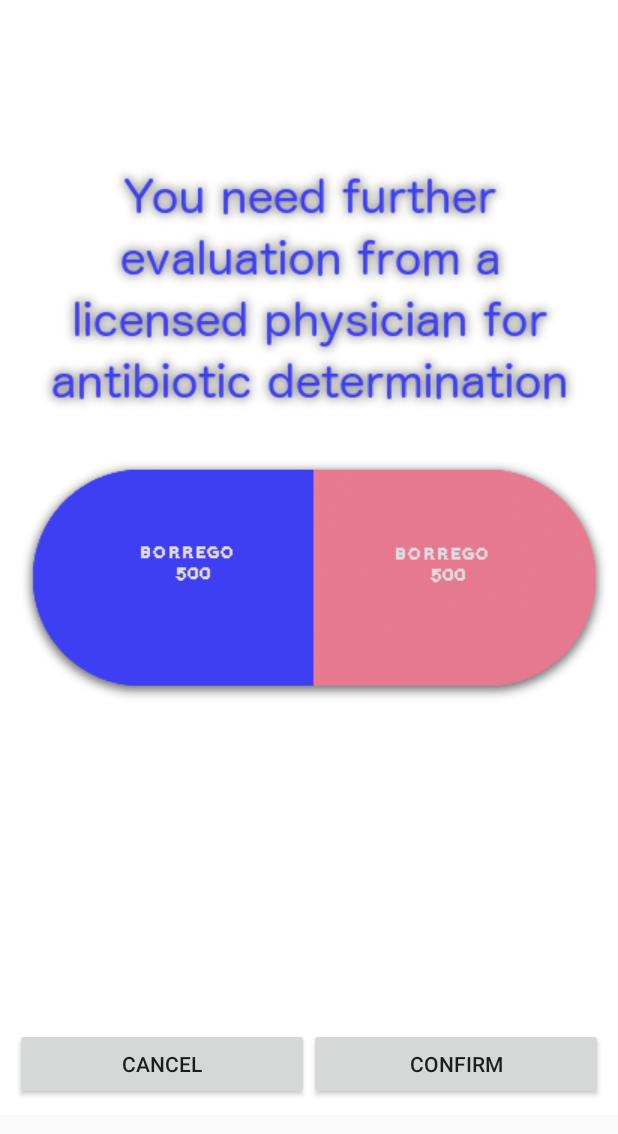
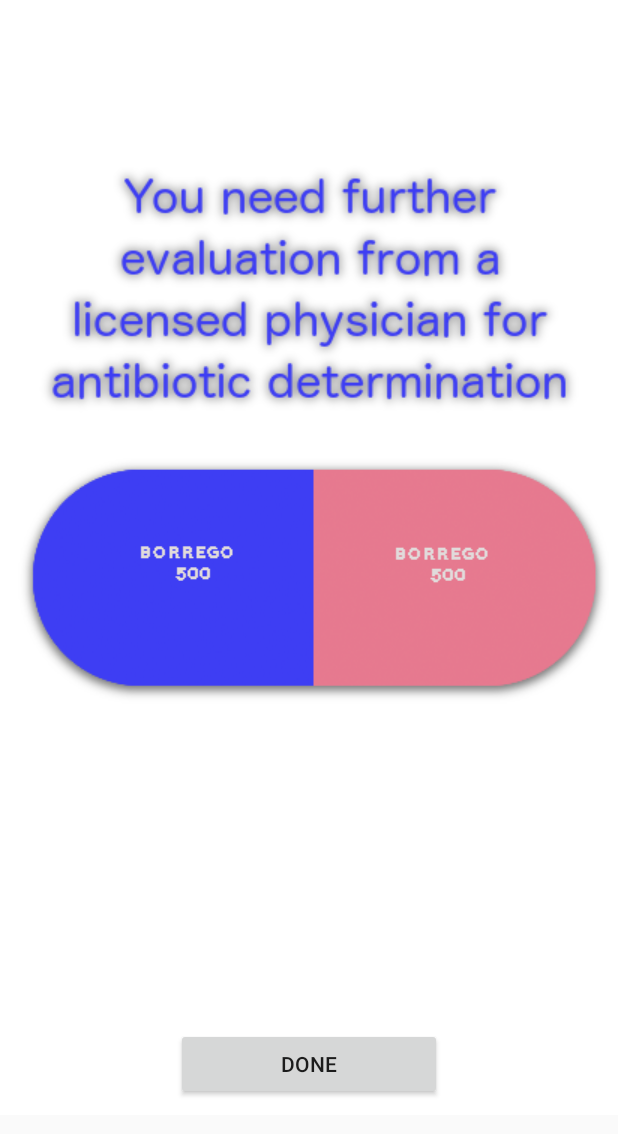
Before and after one commit to jrose27/AntibioticOrNot, an Android app: the layout dialog_result_yes_layout.xml on its own in the app's theme, with its tools: preview values and no code run, on a phone screen of 412 x 824 dp. Shown: the top 1134 px of the screen. Run offline under Robolectric (Android 15) with nearby library versions, the phone set to English and light mode, and no system bars.

Commit message:
Removed "cancel" and "confirm" buttons from result dialogs and replaced them with a "done" button

```diff
--- a/app/src/main/res/layout/dialog_result_yes_layout.xml
+++ b/app/src/main/res/layout/dialog_result_yes_layout.xml
@@ -42,21 +42,16 @@
             android:layout_weight="0.1"
             android:orientation="horizontal"
             android:layout_below="@id/antibioticLogoImage"
-            android:padding="10dp">
+            android:padding="10dp"
+            android:gravity="center">
 
-            <Button
-            android:id="@+id/cancelButton"
-            android:layout_width="0dp"
-            android:layout_height="wrap_content"
-            android:layout_weight="1"
-            android:text="@string/cancel_button_text" />
-
-            <Button
-            android:id="@+id/confirmButton"
-            android:layout_width="0dp"
-            android:layout_height="wrap_content"
-            android:layout_weight="1"
-            android:text="@string/confirm_button_text"/>
+                <Button
+                    android:id="@+id/doneButton"
+                    android:layout_width="wrap_content"
+                    android:layout_height="wrap_content"
+                    android:text="@string/done_button_text"
+                    android:paddingLeft="70dp"
+                    android:paddingRight="70dp"/>
 
         </LinearLayout>
 
--- a/app/src/main/res/values/strings.xml
+++ b/app/src/main/res/values/strings.xml
@@ -33,6 +33,7 @@
     <string name="start_button_text">Start</string>
     <string name="cancel_button_text">Cancel</string>
     <string name="confirm_button_text">Confirm</string>
+    <string name="done_button_text">Done</string>
 
    <!-- Fever Dialog -->
     <string name="fever_dialog_title_text">Fever</string>
```
Also changed, not shown: app/src/main/java/com/borregobrothers/jrose/antibioticornot/QuestionnaireOneActivity.java (+26 -20 lines), app/src/main/res/layout/dialog_result_no_layout.xml (+7 -13 lines).
